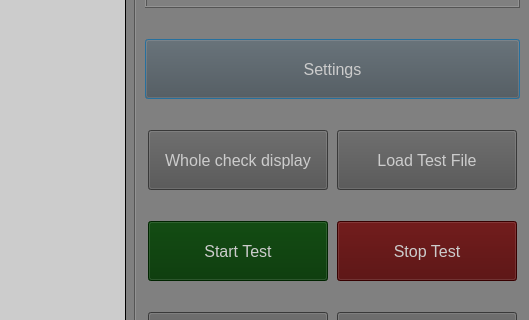
This is main_design.ui in yvgenyk/API-Test2 as Qt 5 draws it before an edit; both pictures show x 376 to 905 and y 147 to 467 of the 905 by 645 pixel window. The edited form follows.
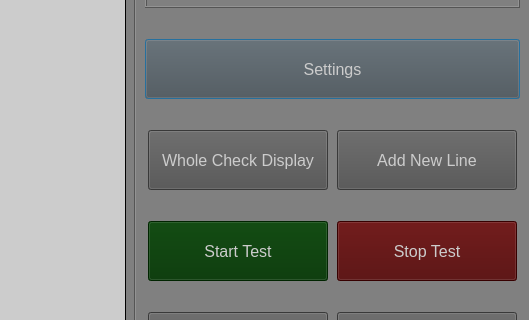
This is the edited form. Icons and pictures are not drawn.

Patch:
```diff
--- a/main_design.ui
+++ b/main_design.ui
@@ -275,7 +275,7 @@
 color: rgb(204,204,204);</string>
           </property>
           <property name="text">
-           <string>Whole check display</string>
+           <string>Whole Check Display</string>
           </property>
          </widget>
         </item>
@@ -309,7 +309,7 @@
 color: rgb(204,204,204);</string>
           </property>
           <property name="text">
-           <string>Load Test File</string>
+           <string>Add New Line</string>
           </property>
          </widget>
         </item>
```
Left out of the diff: 2 changed lines with no effect on the pictures.
